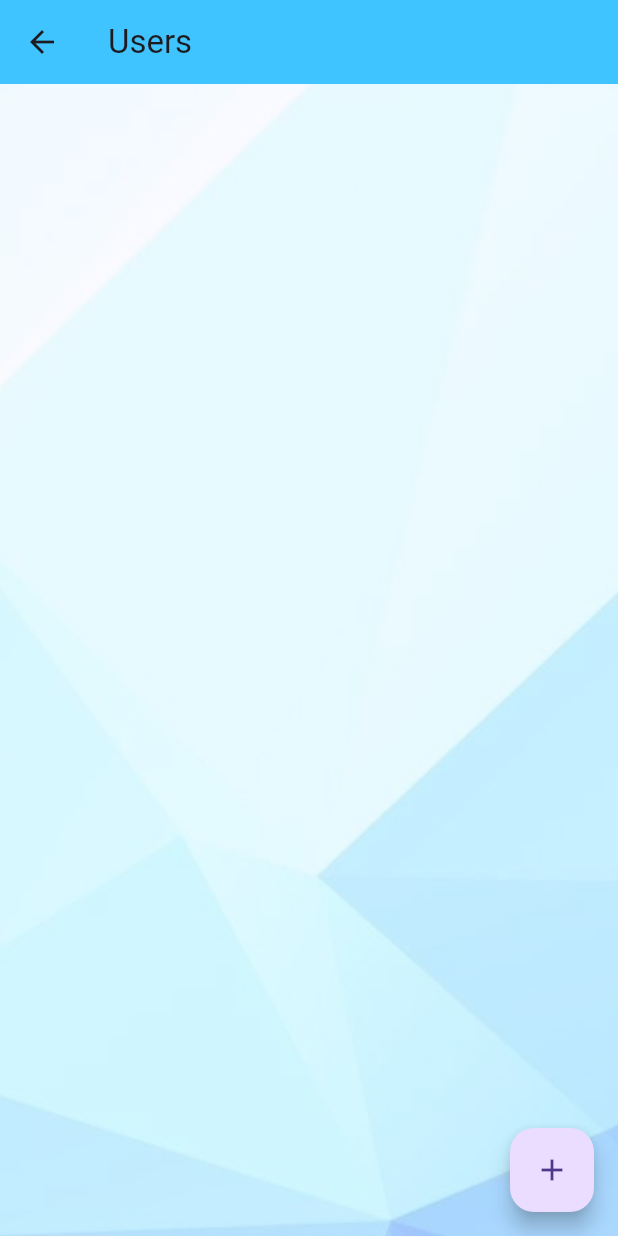
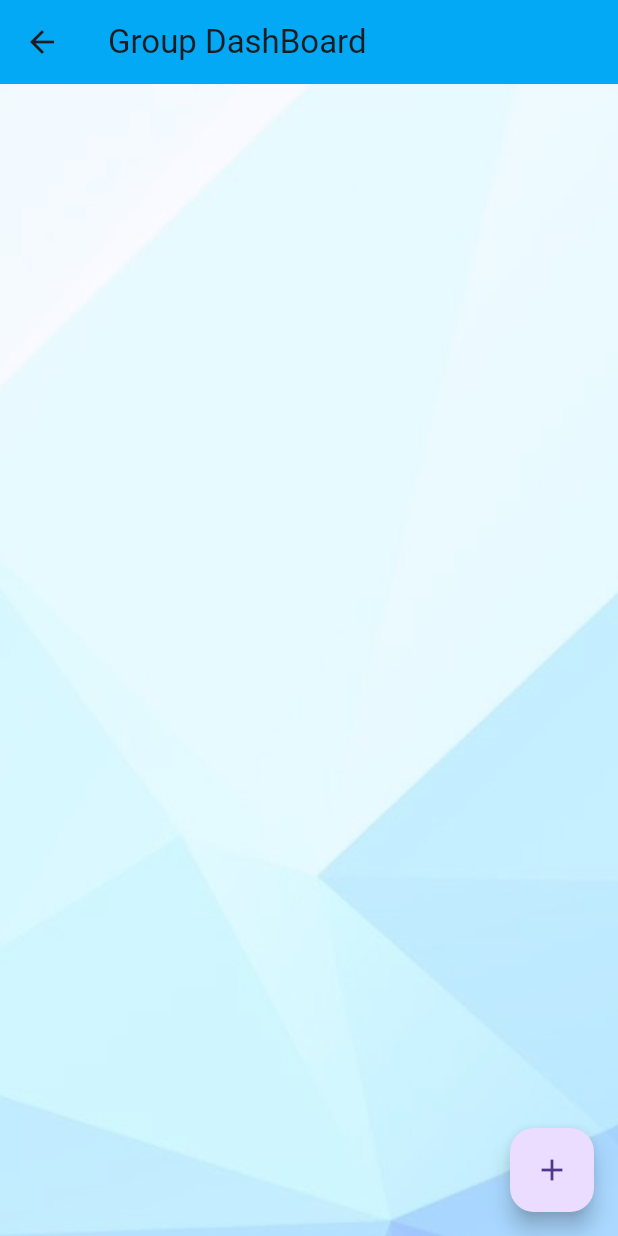
Before and after one commit to Vasishthbhatt/my_app, a Flutter app: the Home screen opened by its route, after a tap on the "add" icon, after a tap on "title", on a phone screen of 412 x 824 dp. Run offline on Flutter 3.47's test engine with Material 3 defaults, Android fonts, the phone set to English and light mode, and no system bars; our stand-ins replace bloc, cloud_firestore, firebase_auth, firebase_core, flutter_bloc, flutter_spinkit and 5 more; accounts and stored records are empty; network calls fail.

Commit message:
added scroll view and side bar in home page

```diff
--- /dev/null
+++ b/lib/features/dashboard/bloc/bloc/dashboard_bloc.dart
@@ -0,0 +1,19 @@
+import 'package:bloc/bloc.dart';
+import 'package:meta/meta.dart';
+import 'package:my_app/features/dashboard/repo/dashboard_repo.dart';
+
+part 'dashboard_event.dart';
+part 'dashboard_state.dart';
+
+class DashboardBloc extends Bloc<DashboardEvent, DashboardState> {
+  DashBoardRepo _dashBoardRepo = DashBoardRepo();
+
+  DashboardBloc() : super(DashboardInitial()) {
+    on<DashboardEvent>((event, emit) {
+      // TODO: implement event handler
+    });
+    on<DashboardAddUserToCurrentGroupEvent>((event, emit) {
+      _dashBoardRepo.addUserToTheCurrentGroup(event.groupId);
+    });
+  }
+}
--- /dev/null
+++ b/lib/features/dashboard/bloc/bloc/dashboard_event.dart
@@ -0,0 +1,10 @@
+part of 'dashboard_bloc.dart';
+
+@immutable
+sealed class DashboardEvent {}
+
+class DashboardAddUserToCurrentGroupEvent extends DashboardEvent {
+  final String groupId;
+
+  DashboardAddUserToCurrentGroupEvent({required this.groupId});
+}
--- /dev/null
+++ b/lib/features/dashboard/bloc/bloc/dashboard_state.dart
@@ -0,0 +1,15 @@
+part of 'dashboard_bloc.dart';
+
+@immutable
+sealed class DashboardState {}
+
+@immutable
+sealed class DashboardActionState extends DashboardState {}
+
+final class DashboardInitial extends DashboardState {}
+
+class DashboardAddUserToTheCurrentDashboardGroupState extends DashboardState {
+  final String grouId;
+
+  DashboardAddUserToTheCurrentDashboardGroupState({required this.grouId});
+}
--- /dev/null
+++ b/lib/features/dashboard/ui/dashboard.dart
@@ -0,0 +1,39 @@
+import 'package:flutter/material.dart';
+import 'package:flutter/widgets.dart';
+import 'package:go_router/go_router.dart';
+import 'package:my_app/features/dashboard/bloc/bloc/dashboard_bloc.dart';
+import 'package:my_app/shared/UIHelper.dart';
+import 'package:my_app/shared/global.dart';
+
+class DashBoard extends StatefulWidget {
+  const DashBoard({super.key, required String this.groupId});
+  final String groupId;
+
+  @override
+  State<DashBoard> createState() => _DashBoardState();
+}
+
+class _DashBoardState extends State<DashBoard> {
+  final DashboardBloc _dashboardBloc = DashboardBloc();
+
+  @override
+  Widget build(BuildContext context) {
+    return Scaffold(
+      floatingActionButton: FloatingActionButton(
+        child: Icon(Icons.add),
+        onPressed: () => _dashboardBloc
+            .add(DashboardAddUserToCurrentGroupEvent(groupId: widget.groupId)),
+      ),
+      appBar: AppBar(
+        title: Text("Group DashBoard"),
+        backgroundColor: Colors.lightBlue,
+        actions: [],
+      ),
+      body: Container(
+        decoration: UIHelper.customContainerDecoration(),
+        width: MediaQuery.of(context).size.width,
+        height: MediaQuery.of(context).size.height,
+      ),
+    );
+  }
+}
--- a/lib/features/home/bloc/home_bloc/home_bloc.dart
+++ b/lib/features/home/bloc/home_bloc/home_bloc.dart
@@ -4,7 +4,7 @@ import 'package:bloc/bloc.dart';
 import 'package:firebase_auth/firebase_auth.dart';
 import 'package:meta/meta.dart';
 import 'package:http/http.dart' as http;
-import 'package:my_app/features/home/models/home_data_ui_model.dart';
+import 'package:my_app/features/home/models/home_model.dart';
 import 'package:my_app/features/home/repos/home_repo.dart';
 
 part 'home_event.dart';
@@ -14,7 +14,7 @@ class HomeBloc extends Bloc<HomeEvent, HomeState> {
   final GroupsRepos _groupsRepos = GroupsRepos();
 
   HomeBloc() : super(HomeInitial()) {
-    on<HomePostTappedEvent>((event, emit) => emit(HomeNavigatingToChatState()));
+    on<HomePostTappedEvent>((event, emit) => emit(HomeNavigatingToChatState(groupId: event.groupId)));
     on<HomeInitEvent>(homeInitEvent);
     on<HomeScrollingReachedEndEvent>(homeScrollingReachedEndEvent);
     on<HomeFloatingActionButtonClickedEvent>(
--- a/lib/features/home/bloc/home_bloc/home_state.dart
+++ b/lib/features/home/bloc/home_bloc/home_state.dart
@@ -21,7 +21,11 @@ class HomeMoreDataLoadedState extends HomeActionState {
   HomeMoreDataLoadedState({required this.posts});
 }
 
-class HomeNavigatingToChatState extends HomeActionState {}
+class HomeNavigatingToChatState extends HomeActionState {
+  final String groupId;
+
+  HomeNavigatingToChatState({required this.groupId});
+}
 
 class HomeSignOutState extends HomeActionState {}
 
--- a/lib/features/home/models/home_data_ui_model.dart
+++ b/lib/features/home/models/home_model.dart
@@ -14,7 +14,7 @@ class Groups {
   String groupId;
   String title;
   String body;
-  // int amount;
+  // int maxEmployee;
   List<String> users;
   List<String> admins;
 
--- a/lib/features/home/repos/home_repo.dart
+++ b/lib/features/home/repos/home_repo.dart
@@ -2,7 +2,7 @@ import 'dart:convert';
 import 'package:cloud_firestore/cloud_firestore.dart';
 import 'package:http/http.dart' as http;
 
-import 'package:my_app/features/home/models/home_data_ui_model.dart';
+import 'package:my_app/features/home/models/home_model.dart';
 import 'package:my_app/shared/global.dart';
 
 class GroupsRepos {
--- a/lib/features/home/ui/home.dart
+++ b/lib/features/home/ui/home.dart
@@ -1,13 +1,12 @@
 import 'package:flutter/material.dart';
-import 'package:loading_animation_widget/loading_animation_widget.dart';
 import 'package:flutter_bloc/flutter_bloc.dart';
 import 'package:go_router/go_router.dart';
+import 'package:loading_animation_widget/loading_animation_widget.dart';
 import 'package:my_app/features/home/bloc/home_bloc/home_bloc.dart';
-import 'package:my_app/features/home/models/home_data_ui_model.dart';
+import 'package:my_app/features/home/models/home_model.dart';
+import 'package:my_app/features/home/ui/home_sidebar.dart';
 import 'package:my_app/shared/UIHelper.dart';
 import 'package:my_app/shared/global.dart';
-import 'package:my_app/shared/loading.dart';
-import 'package:path/path.dart';
 
 class Home extends StatefulWidget {
   const Home({super.key});
@@ -16,7 +15,8 @@ class Home extends StatefulWidget {
   State<Home> createState() => _HomeState();
 }
 
-class _HomeState extends State<Home> {
+class _HomeState extends State<Home> with SingleTickerProviderStateMixin {
+  late TabController _tabController;
   ScrollController _scrollController = ScrollController();
   final HomeBloc _homeBloc = HomeBloc();
   List<Groups> _myPosts = [];
@@ -34,6 +34,8 @@ class _HomeState extends State<Home> {
       }
     }
     super.initState();
+    _tabController = TabController(length: 2, vsync: this, initialIndex: 0);
+    _tabController.addListener(() {});
   }
 
   @override
@@ -45,7 +47,10 @@ class _HomeState extends State<Home> {
             current is! HomeActionState && current is! HomePostState,
         listener: (context, state) {
           if (state is HomeNavigatingToChatState) {
-            context.push(userPath);
+            context.push(
+              dashBoardPath,
+              extra: state.groupId
+            );
             debugPrint("Going To Chats");
           } else if (state is HomeSignOutState) {
             context.pushReplacement(loginPath);
@@ -69,14 +74,45 @@ class _HomeState extends State<Home> {
             case HomeLoadingCompleteState:
               {
                 return Scaffold(
+                    drawer: HomeSideBar(),
                     appBar: AppBar(
                       title: Text("Groups"),
-                      backgroundColor: Colors.lightBlueAccent,
+                      backgroundColor: Colors.lightBlueAccent.shade100,
                       actions: [
+                        IconButton(onPressed: () {}, icon: Icon(Icons.search)),
+                        Stack(
+                          alignment: Alignment.center,
+                          children: [
+                            IconButton(
+                                onPressed: () => context.push(notificationPath),
+                                icon: Icon(
+                                  Icons.notifications,
+                                )),
+                            Positioned(
+                              left: 27,
+                              bottom: 27,
+                              child: Visibility(
+                                child: CircleAvatar(
+                                  backgroundColor: Colors.red,
+                                  radius: 5,
+                                ),
+                              ),
+                            )
+                          ],
+                        ),
                         IconButton(
                             onPressed: () => _showTextInputDialog(context),
-                            icon: Icon(Icons.logout))
+                            icon: Icon(Icons.logout)),
                       ],
+                      bottom: TabBar(
+                        controller: _tabController,
+                        tabs: [
+                          Tab(
+                            child: Text("Global Groups"),
+                          ),
+                          Tab(child: Text("Your Groups"))
+                        ],
+                      ),
                     ),
                     floatingActionButton: FloatingActionButton(
                         child: Icon(Icons.add),
@@ -91,7 +127,10 @@ class _HomeState extends State<Home> {
                           // var result = await _showTextInputDialog(context);
                           // print(result.toString());
                         }),
-                    body: Container(
+                    body: TabBarView(
+                      controller: _tabController,
+                      children: [
+                        Container(
                           height: MediaQuery.of(context).size.height,
                           decoration: UIHelper.customContainerDecoration(),
                           child: BlocBuilder<HomeBloc, HomeState>(
@@ -114,13 +153,25 @@ class _HomeState extends State<Home> {
                                 itemBuilder: (context, index) {
                                   return InkWell(
                                       onTap: () =>
-                                      _homeBloc.add(HomePostTappedEvent()),
+                                          _homeBloc.add(HomePostTappedEvent(groupId: _myPosts[index].groupId)),
                                       child: UIHelper.customPostBox(
                                           _myPosts[index], context));
                                 },
                               );
                             },
                           ),
+                        ),
+                        Scaffold(
+                          body: Container(
+                            width: double.maxFinite,
+                            height: double.maxFinite,
+                            child: Center(
+                              child: LoadingAnimationWidget.dotsTriangle(
+                                  color: Colors.blue, size: 200),
+                            ),
+                          ),
+                        )
+                      ],
                     ));
               }
             default:
--- /dev/null
+++ b/lib/features/home/ui/home_sidebar.dart
@@ -0,0 +1,42 @@
+import 'package:flutter/foundation.dart';
+import 'package:flutter/material.dart';
+
+class HomeSideBar extends StatefulWidget {
+  const HomeSideBar({super.key});
+
+  @override
+  State<HomeSideBar> createState() => _HomeSideBarState();
+}
+
+class _HomeSideBarState extends State<HomeSideBar> {
+  @override
+  Widget build(BuildContext context) {
+    return Drawer(
+      backgroundColor: Color.fromARGB(255, 218, 243, 255),
+      child: ListView(
+        padding: EdgeInsets.zero,
+        children: [
+          UserAccountsDrawerHeader(
+            accountName: Text('Name'),
+            accountEmail: Text('Email'),
+            currentAccountPicture: CircleAvatar(
+              child: ClipOval(
+                child: Image.network(
+                    'https://oflutter.com/wp-content/uploads/2021/02/girl-profile.png',
+                    width: 90,
+                    height: 90,
+                    fit: BoxFit.cover),
+              ),
+            ),
+            decoration: BoxDecoration(
+                color: Colors.lightBlueAccent,
+                image: DecorationImage(
+                    image: NetworkImage(
+                        'https://oflutter.com/wp-content/uploads/2021/02/profile-bg3.jpg'),
+                    fit: BoxFit.cover)),
+          )
+        ],
+      ),
+    );
+  }
+}
--- a/lib/router/route.dart
+++ b/lib/router/route.dart
@@ -1,9 +1,11 @@
 import 'package:go_router/go_router.dart';
 import 'package:my_app/features/chats/ui/chats.dart';
+import 'package:my_app/features/dashboard/ui/dashboard.dart';
 import 'package:my_app/features/group/model/user_model.dart';
 import 'package:my_app/features/group/ui/user.dart';
 import 'package:my_app/features/home/ui/home.dart';
 import 'package:my_app/features/login/ui/login.dart';
+import 'package:my_app/features/notifications/ui/notification.dart';
 import 'package:my_app/features/signup/ui/signup.dart';
 import 'package:my_app/shared/global.dart';
 import 'package:my_app/shared/loading.dart';
@@ -49,6 +51,18 @@ class MyAppRouter {
       builder: (context, state) {
         return const User();
       },
-    )
+    ),
+    GoRoute(
+      name: "Dashboard",
+      path: dashBoardPath,
+      builder: (context, state) {
+        String groupId = state.extra as String;
+        return DashBoard(groupId: groupId);
+      },
+    ),
+    GoRoute(
+        name: "Notification",
+        path: notificationPath,
+        builder: (context, state) => const Notifications())
   ]);
 }
--- a/lib/shared/UIHelper.dart
+++ b/lib/shared/UIHelper.dart
@@ -4,7 +4,7 @@ import 'package:flutter/widgets.dart';
 import 'package:go_router/go_router.dart';
 import 'package:intl/intl.dart';
 import 'package:my_app/features/group/model/user_model.dart';
-import 'package:my_app/features/home/models/home_data_ui_model.dart';
+import 'package:my_app/features/home/models/home_model.dart';
 import 'package:my_app/shared/global.dart';
 import 'package:timeago/timeago.dart' as timeago;
 
--- a/lib/shared/global.dart
+++ b/lib/shared/global.dart
@@ -10,6 +10,8 @@ const String homePath = '/myhome';
 const String loadingWidgetPath = '/loading';
 const String chatPath = '/chat';
 const String userPath = '/user';
+const String dashBoardPath = '/dashboard';
+const String notificationPath = '/notificationPath';
 
 const String anonymousUserIconLink =
     'https://cdn-icons-png.flaticon.com/128/634/634795.png';
--- a/pubspec.yaml
+++ b/pubspec.yaml
@@ -56,6 +56,7 @@ dependencies:
   timeago: ^3.6.1
   cloud_firestore: ^4.15.6
   loading_animation_widget: ^1.2.1
+  awesome_notifications: ^0.9.2
 
 dev_dependencies:
   flutter_test:
```
Also changed, not shown: lib/features/dashboard/repo/dashboard_repo.dart (added, +13 -0 lines), lib/features/home/bloc/home_bloc/home_event.dart (+6 -1 lines), lib/features/notifications/ui/notification.dart (added, +17 -0 lines), pubspec.lock, 5 other files. Lines whose indentation alone changed are shown as unchanged.
